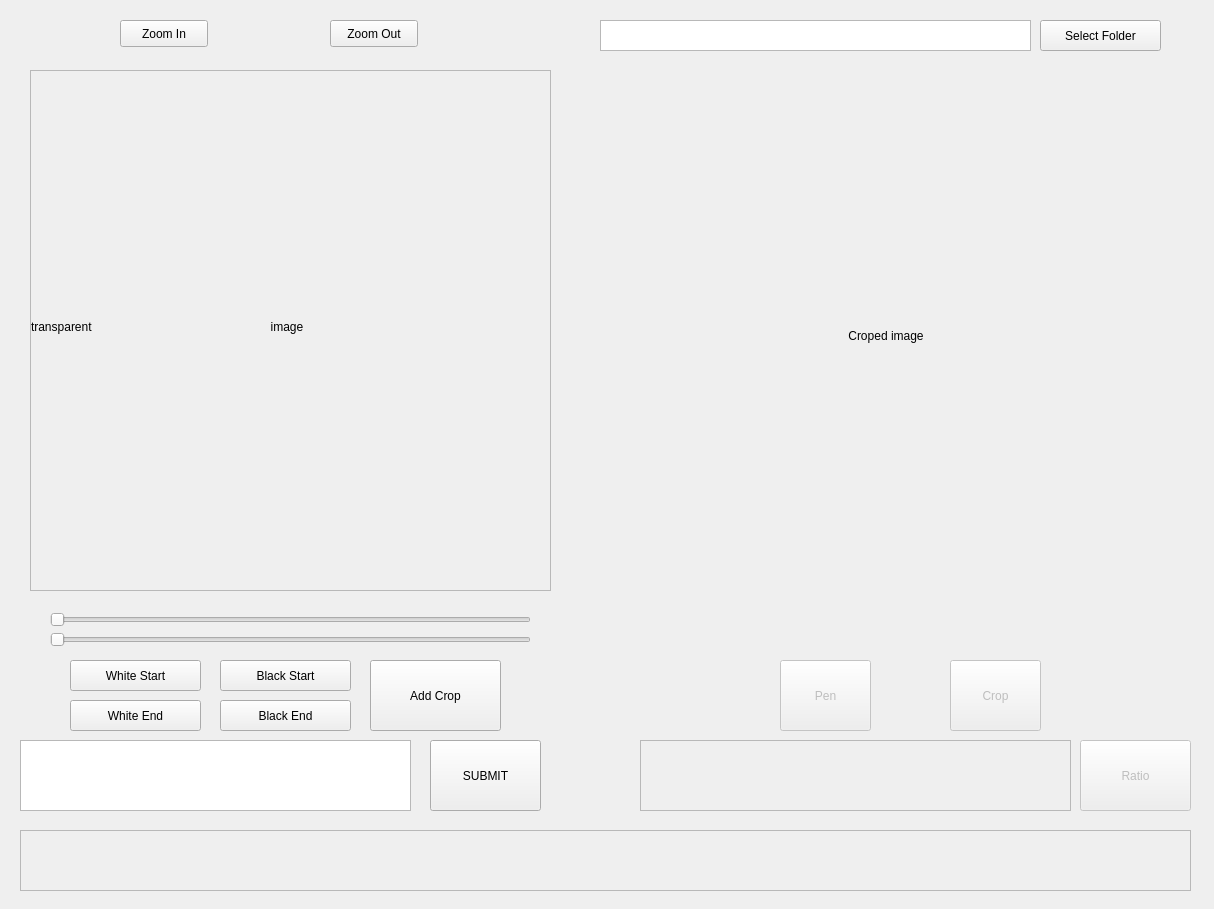
The window that qtdesigner.ui (min-sunnying/teeth_black) describes before a commit, drawn with Qt 5.
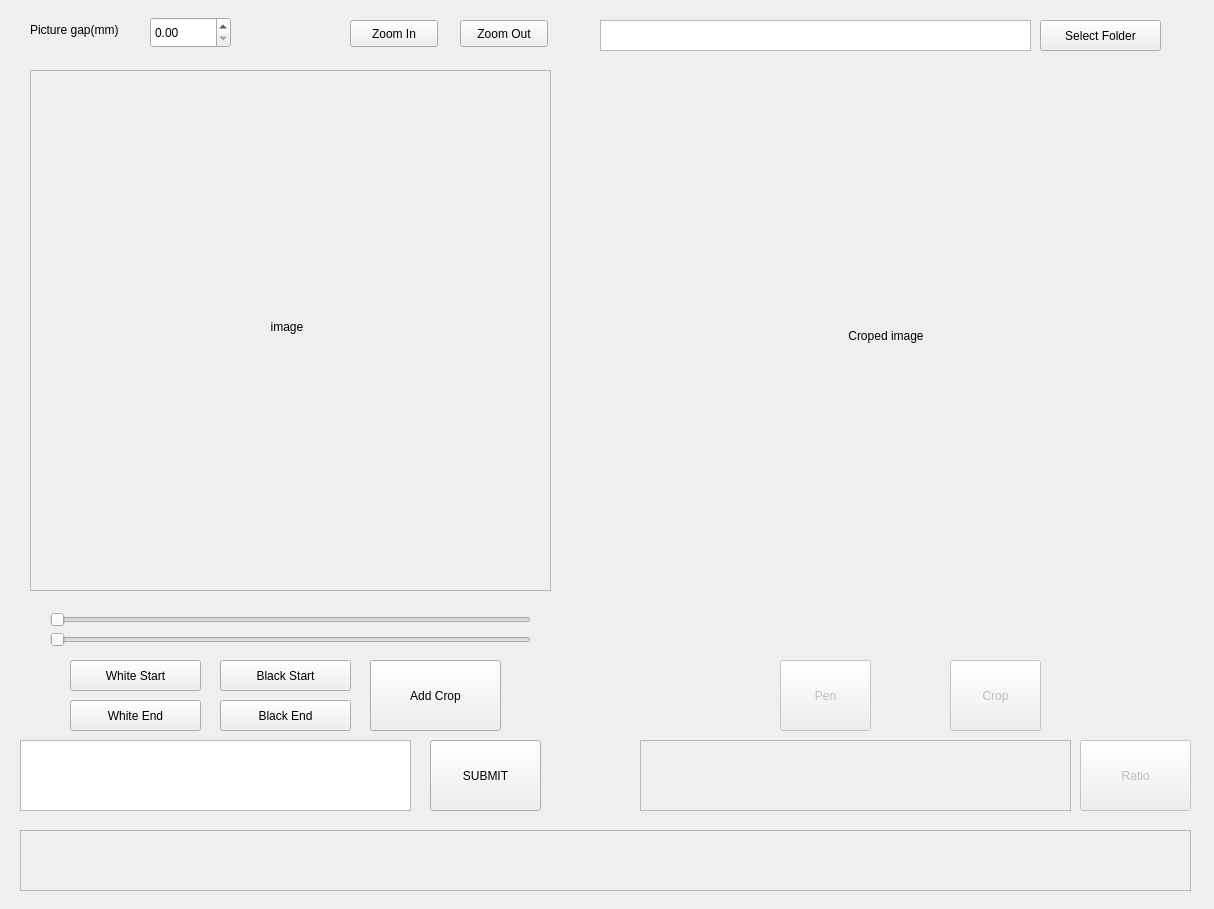
The same window after the commit.

```diff
--- a/qtdesigner.ui
+++ b/qtdesigner.ui
@@ -289,7 +289,7 @@
       <bool>true</bool>
      </property>
      <property name="text">
-      <string>transparent</string>
+      <string/>
      </property>
      <property name="scaledContents">
       <bool>false</bool>
@@ -313,7 +313,7 @@
   <widget class="QPushButton" name="zoomin">
    <property name="geometry">
     <rect>
-     <x>120</x>
+     <x>350</x>
      <y>20</y>
      <width>88</width>
      <height>27</height>
@@ -326,7 +326,7 @@
   <widget class="QPushButton" name="zoomout">
    <property name="geometry">
     <rect>
-     <x>330</x>
+     <x>460</x>
      <y>20</y>
      <width>88</width>
      <height>27</height>
@@ -336,6 +336,29 @@
     <string>Zoom Out</string>
    </property>
   </widget>
+  <widget class="QDoubleSpinBox" name="gap">
+   <property name="geometry">
+    <rect>
+     <x>150</x>
+     <y>17</y>
+     <width>81</width>
+     <height>31</height>
+    </rect>
+   </property>
+  </widget>
+  <widget class="QLabel" name="label">
+   <property name="geometry">
+    <rect>
+     <x>30</x>
+     <y>20</y>
+     <width>111</width>
+     <height>20</height>
+    </rect>
+   </property>
+   <property name="text">
+    <string>Picture gap(mm)</string>
+   </property>
+  </widget>
  </widget>
  <resources/>
  <connections/>
```
